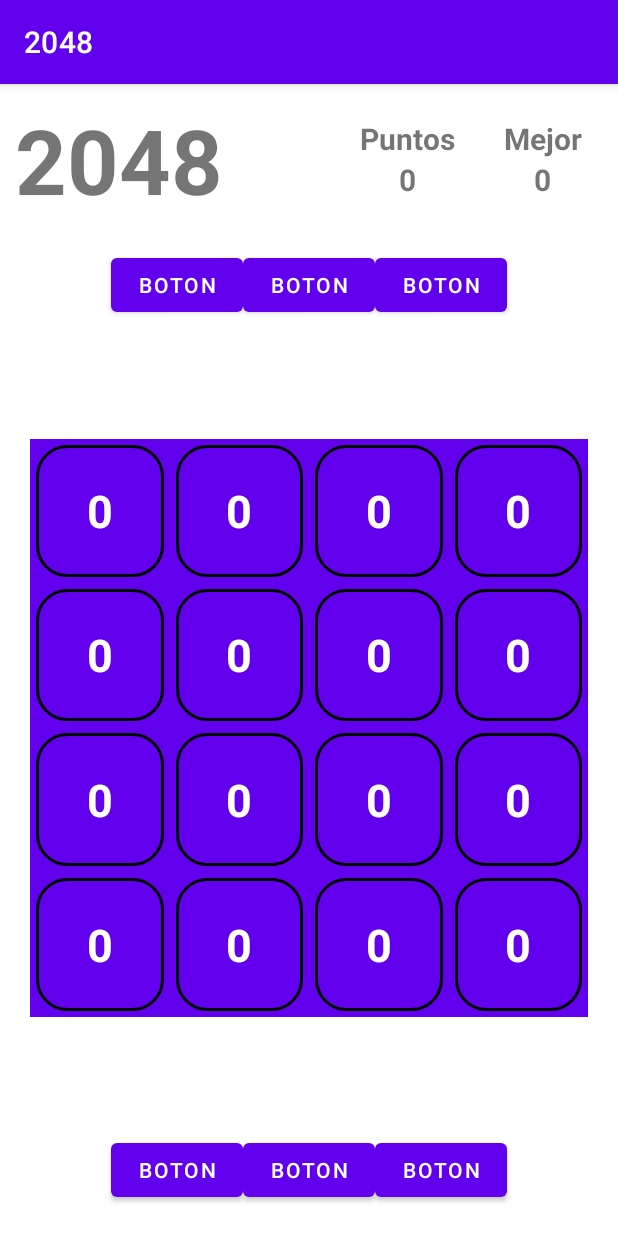
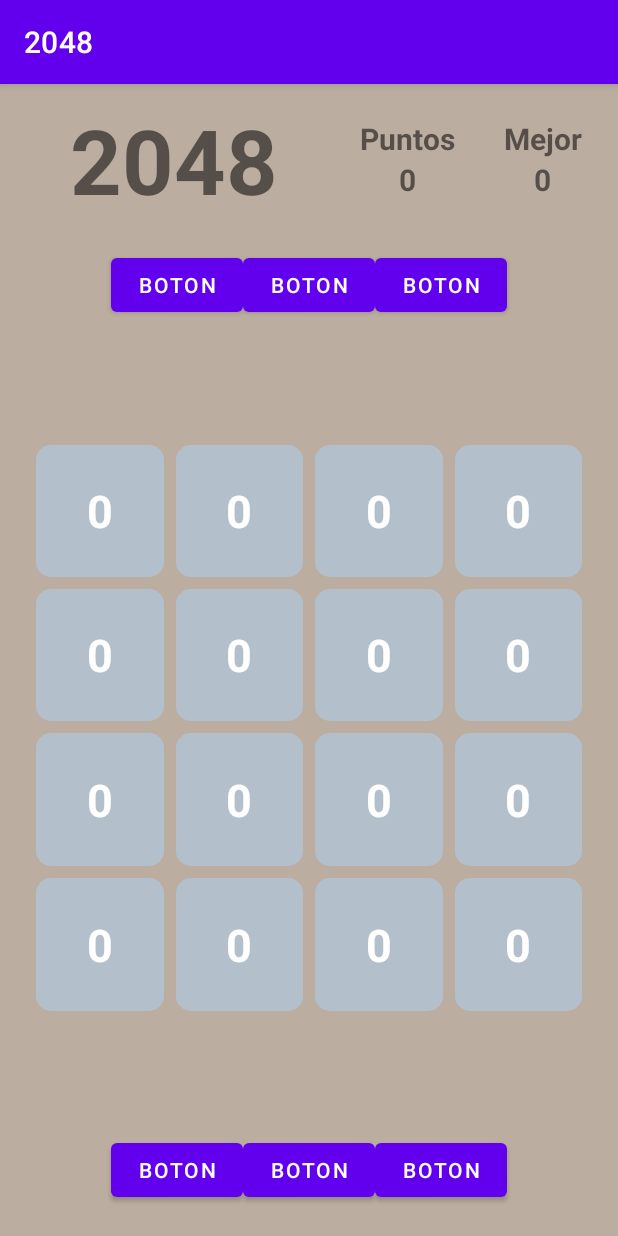
Before and after one commit to ZhijunLin7/2048, an Android app: the screen it shows after launch (Juego), after a tap on "BUTTON", on a phone screen of 412 x 824 dp. Run offline under Robolectric (Android 15) with nearby library versions, the phone set to English and light mode, and no system bars.

Commit message:
un poco de main

```diff
--- a/app/src/main/java/com/example/a2048/Juego.java
+++ b/app/src/main/java/com/example/a2048/Juego.java
@@ -20,9 +20,9 @@ import android.widget.Toast;
 
 public class Juego extends AppCompatActivity {
 
-    private GridLayout gridJuego;
+    private GridLayout gridfondo;
     private GestureDetectorCompat gestureDetector;
-    private Button btest;
+
 
     @Override
     protected void onCreate(Bundle savedInstanceState) {
@@ -30,18 +30,19 @@ public class Juego extends AppCompatActivity {
         setContentView(R.layout.activity_juego);
 
         gestureDetector = new GestureDetectorCompat(this, new GestureListener());
+
+
+        gridfondo = (GridLayout) findViewById(R.id.Gridfondo);
         DisplayMetrics displayMetrics = new DisplayMetrics();
         getWindowManager().getDefaultDisplay().getMetrics(displayMetrics);
-        int height = displayMetrics.heightPixels;
         int width = displayMetrics.widthPixels;
-        gridJuego = (GridLayout) findViewById(R.id.Gridjuego);
-        gridJuego.getLayoutParams().height=width-40;
+        gridfondo.getLayoutParams().height = width - 40;
         for (int i = 0; i < 16; i++) {
-            this.añadirTextview(gridJuego);
+            this.añadirTextview(gridfondo);
         }
+    }
 
-
-    }
+    //----------------------------------------------------------------------------------------------
 
     //Gesture detector
     public class GestureListener extends GestureDetector.SimpleOnGestureListener {
@@ -69,12 +70,6 @@ public class Juego extends AppCompatActivity {
             return super.onFling(e1, e2, velocityX, velocityY);
         }
 
-        @Override
-        public boolean onDown(MotionEvent e) {
-            Toast.makeText(Juego.this, "onDown", Toast.LENGTH_SHORT).show();
-            return super.onDown(e);
-        }
-
     }
 
     @Override
@@ -83,22 +78,28 @@ public class Juego extends AppCompatActivity {
         return super.onTouchEvent(event);
     }
 
+    //----------------------------------------------------------------------------------------------
+
     //Añadir textview al Gridlayout
     public void añadirTextview(GridLayout gridJuego) {
 
-        GridLayout.LayoutParams layoutParams = new GridLayout.LayoutParams(
-                GridLayout.spec(GridLayout.UNDEFINED, 1f),
-                GridLayout.spec(GridLayout.UNDEFINED, 1f)
-        );
+        GridLayout.LayoutParams layoutParams = new GridLayout.LayoutParams(GridLayout.spec(GridLayout.UNDEFINED, 1f),
+                GridLayout.spec(GridLayout.UNDEFINED, 1f));
 
         TextView textView = new TextView(this);
+        textView.setBackgroundResource(R.drawable.carta2048);
+        textView.setLayoutParams(new ViewGroup.LayoutParams(0, 0));
+
+
         textView.setText("0");
         textView.setGravity(Gravity.CENTER);
         textView.setTextSize(30);
         textView.setTypeface(Typeface.DEFAULT_BOLD);
-        textView.setBackgroundResource(R.drawable.carta2048);
-        textView.setLayoutParams(new ViewGroup.LayoutParams(0, 0));
         textView.setTextColor(Color.WHITE);
+
+
+
+
 
         gridJuego.addView(textView, layoutParams);
     }
--- a/app/src/main/java/com/example/a2048/MainActivity.java
+++ b/app/src/main/java/com/example/a2048/MainActivity.java
@@ -6,21 +6,58 @@ import android.content.Intent;
 import android.os.Bundle;
 import android.view.View;
 import android.widget.Button;
+import android.widget.ImageButton;
+import android.widget.TextView;
 
 public class MainActivity extends AppCompatActivity {
-    Button boton;
+
+    private Button botonComenzar;
+    private ImageButton botonSiguiente;
+    private ImageButton BotonAnterior;
+    private String [] numColumnaYFila={"3x3","4x4","5x5","6x6"};
+    private TextView verDimension;
+
+    private int numPosicion=0;
+
     @Override
     protected void onCreate(Bundle savedInstanceState) {
         super.onCreate(savedInstanceState);
         setContentView(R.layout.activity_main);
 
-        boton = (Button) findViewById(R.id.Comenzar);
-        boton.setOnClickListener(new View.OnClickListener() {
+        verDimension= (TextView)findViewById(R.id.verDimension);
+        verDimension.setText(numColumnaYFila[numPosicion]);
+
+        botonComenzar = (Button) findViewById(R.id.comenzar);
+        botonComenzar.setOnClickListener(new View.OnClickListener() {
             @Override
             public void onClick(View view) {
                 Intent intent = new Intent(MainActivity.this,Juego.class);
                 startActivity(intent);
             }
         });
+
+        BotonAnterior = (ImageButton) findViewById(R.id.anterior);
+        BotonAnterior.setOnClickListener(new View.OnClickListener() {
+            @Override
+            public void onClick(View view) {
+                if (numPosicion == 0) {
+                    numPosicion=numColumnaYFila.length-1;
+                    verDimension.setText(numColumnaYFila[numPosicion]);
+                }else {
+                    numPosicion=(numPosicion-1)%numColumnaYFila.length;
+                    verDimension.setText(numColumnaYFila[numPosicion]);
+                }
+            }
+        });
+
+        botonSiguiente = (ImageButton) findViewById(R.id.siguiente);
+        botonSiguiente.setOnClickListener(new View.OnClickListener() {
+            @Override
+            public void onClick(View view) {
+                numPosicion=(numPosicion+1)%numColumnaYFila.length;
+                verDimension.setText(numColumnaYFila[numPosicion]);
+
+            }
+        });
     }
 }
--- a/app/src/main/res/drawable/carta2048.xml
+++ b/app/src/main/res/drawable/carta2048.xml
@@ -1,7 +1,7 @@
 <?xml version="1.0" encoding="utf-8"?>
 <shape xmlns:android="http://schemas.android.com/apk/res/android">
 
-    <corners android:radius="20dp" />
-    <solid android:color="@android:color/transparent"/>
-    <stroke android:width="2dp" />
+    <corners android:radius="10dp" />
+    <solid android:color="@color/vacio"/>
+
 </shape>
--- a/app/src/main/res/layout/activity_juego.xml
+++ b/app/src/main/res/layout/activity_juego.xml
@@ -4,6 +4,7 @@
     xmlns:tools="http://schemas.android.com/tools"
     android:layout_width="match_parent"
     android:layout_height="match_parent"
+    android:background="@color/fondo"
     tools:context=".Juego">
 
     <TextView
@@ -14,6 +15,7 @@
         android:text="2048"
         android:textSize="60sp"
         android:textStyle="bold"
+        app:layout_constraintEnd_toStartOf="@+id/linearLayout"
         app:layout_constraintStart_toStartOf="parent"
         app:layout_constraintTop_toTopOf="parent" />
 
@@ -104,11 +106,10 @@
 
     <!--El juego-->
     <GridLayout
-        android:id="@+id/Gridjuego"
+        android:id="@+id/Gridfondo"
         android:layout_width="match_parent"
         android:layout_height="0dp"
         android:layout_margin="20dp"
-        android:background="@color/purple_500"
         android:columnCount="4"
         android:rowCount="4"
         android:useDefaultMargins="true"
@@ -117,8 +118,8 @@
         >
 
 
+    </GridLayout>
 
-    </GridLayout>
 
     <LinearLayout
         android:id="@+id/navInferior"
```
Also changed, not shown: app/src/debug/res/drawable-anydpi/img_siguiente.xml (added, +12 -0 lines), app/src/main/res/layout/activity_main.xml (+26 -4 lines), app/src/main/res/values/colors.xml (+15 -0 lines), app/src/debug/res/drawable-hdpi/img_siguiente.png (added), app/src/debug/res/drawable-mdpi/img_siguiente.png (added), app/src/debug/res/drawable-xhdpi/img_siguiente.png (added), app/src/debug/res/drawable-xxhdpi/img_siguiente.png (added).
